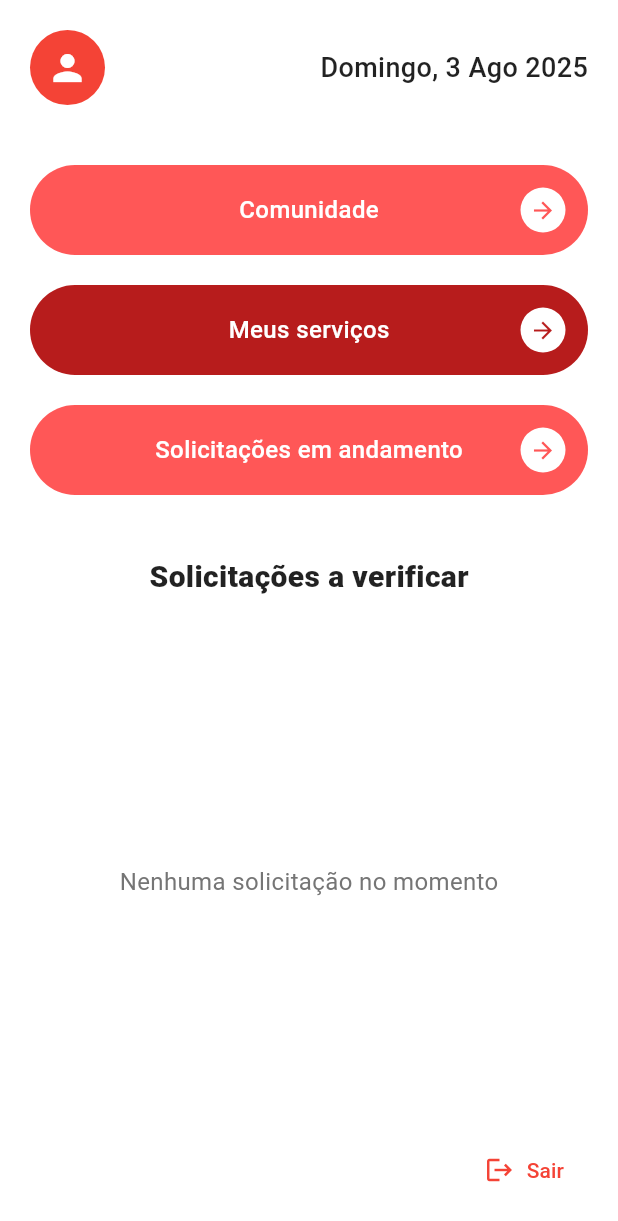
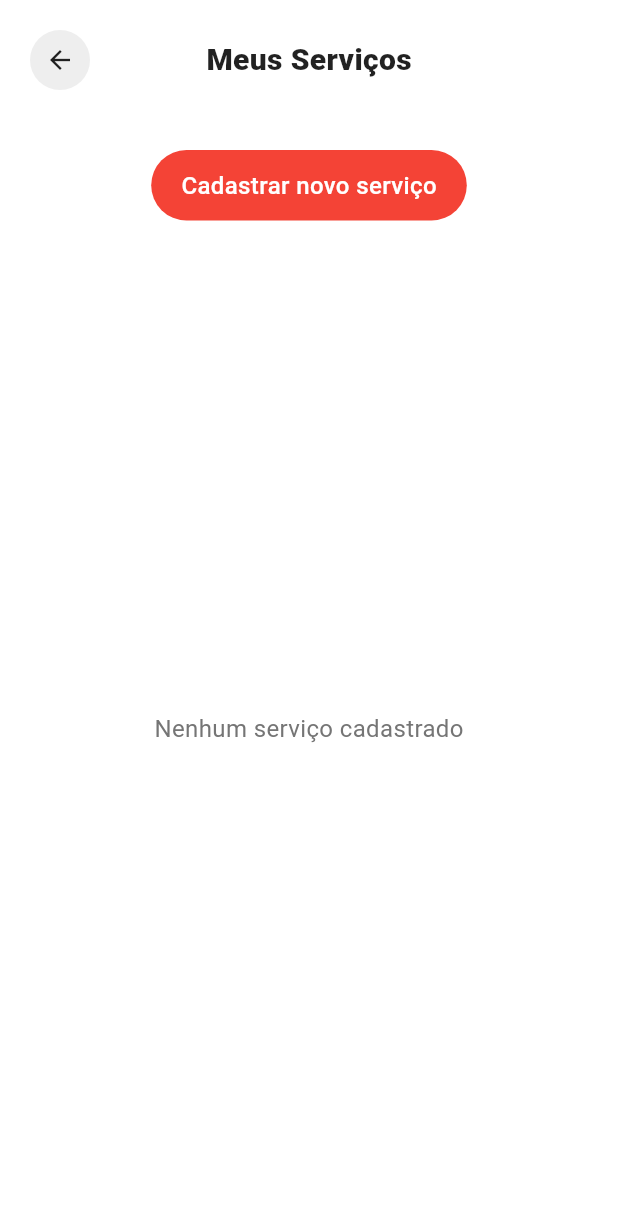
Before and after one commit to michelmanzatotebar/softworktcc, a Flutter app: the TelaPrincipalPrestador screen opened directly with empty values, after a tap on "Meus serviços", on a phone screen of 412 x 824 dp. Shown: the top 1221 px of the screen. Run offline on Flutter 3.47's test engine with Material 3 defaults, Android fonts, the phone set to English and light mode, and no system bars; our stand-ins replace firebase_auth, firebase_core, firebase_database, google_fonts, google_sign_in; accounts and stored records are empty.

Commit message:
Implementando logica de gerenciar serviços

```diff
--- a/softwork_tcc/lib/telas/tela_gerenciar_servicos.dart
+++ b/softwork_tcc/lib/telas/tela_gerenciar_servicos.dart
@@ -0,0 +1,114 @@
+import 'package:flutter/material.dart';
+
+class TelaGerenciarServicos extends StatefulWidget {
+  final String nomeUsuario;
+  final String cpfCnpj;
+
+  const TelaGerenciarServicos({
+    Key? key,
+    required this.nomeUsuario,
+    required this.cpfCnpj,
+  }) : super(key: key);
+
+  @override
+  _TelaGerenciarServicosState createState() => _TelaGerenciarServicosState();
+}
+
+class _TelaGerenciarServicosState extends State<TelaGerenciarServicos> {
+
+  @override
+  Widget build(BuildContext context) {
+    return Scaffold(
+      backgroundColor: Colors.white,
+      body: SafeArea(
+        child: Padding(
+          padding: EdgeInsets.all(20),
+          child: Column(
+            crossAxisAlignment: CrossAxisAlignment.start,
+            children: [
+              Row(
+                children: [
+                  // Botão de voltar
+                  GestureDetector(
+                    onTap: () {
+                      Navigator.pop(context);
+                    },
+                    child: Container(
+                      width: 40,
+                      height: 40,
+                      decoration: BoxDecoration(
+                        color: Colors.grey[200],
+                        shape: BoxShape.circle,
+                      ),
+                      child: Icon(
+                        Icons.arrow_back,
+                        color: Colors.black87,
+                        size: 20,
+                      ),
+                    ),
+                  ),
+
+                  Expanded(
+                    child: Center(
+                      child: Text(
+                        'Meus Serviços',
+                        style: TextStyle(
+                          fontSize: 20,
+                          fontWeight: FontWeight.w800,
+                          color: Colors.black87,
+                        ),
+                      ),
+                    ),
+                  ),
+
+                  SizedBox(width: 40),
+                ],
+              ),
+
+              SizedBox(height: 40),
+
+              Align(
+                alignment: Alignment.center,
+                child: GestureDetector(
+                  onTap: () {
+                    // TODO: Navegar para tela de cadastro de serviço
+                    print("Navegar para cadastrar novo serviço");
+                  },
+                  child: Container(
+                    padding: EdgeInsets.symmetric(horizontal: 20, vertical: 12),
+                    decoration: BoxDecoration(
+                      color: Colors.red,
+                      borderRadius: BorderRadius.circular(25),
+                    ),
+                    child: Text(
+                      'Cadastrar novo serviço',
+                      style: TextStyle(
+                        color: Colors.white,
+                        fontSize: 16,
+                        fontWeight: FontWeight.w500,
+                      ),
+                    ),
+                  ),
+                ),
+              ),
+
+              SizedBox(height: 20),
+
+              Expanded(
+                child: Center(
+                  child: Text(
+                    'Nenhum serviço cadastrado',
+                    style: TextStyle(
+                      fontSize: 16,
+                      color: Colors.grey[600],
+                    ),
+                  ),
+                ),
+              ),
+            ],
+          ),
+        ),
+      ),
+    );
+  }
+}
--- a/softwork_tcc/lib/telas/tela_principal_prestador.dart
+++ b/softwork_tcc/lib/telas/tela_principal_prestador.dart
@@ -2,6 +2,7 @@ import 'package:flutter/material.dart';
 import 'package:firebase_auth/firebase_auth.dart';
 import 'package:google_sign_in/google_sign_in.dart';
 import 'tela_login.dart';
+import 'tela_gerenciar_servicos.dart';
 
 class TelaPrincipalPrestador extends StatefulWidget {
   final String nomeUsuario;
@@ -39,9 +40,9 @@ class _TelaPrincipalPrestadorState extends State<TelaPrincipalPrestador> {
     final ano = agora.year;
 
     if (agora.weekday == 6 || agora.weekday == 7) {
-      return '$diaSemana, $dia $mes $ano';
+      return '$diaSemana, $dia de $mes $ano';
     } else {
-      return '$diaSemana Feira, $dia $mes $ano';
+      return '$diaSemana Feira, $dia de $mes $ano';
     }
   }
 
@@ -84,7 +85,6 @@ class _TelaPrincipalPrestadorState extends State<TelaPrincipalPrestador> {
           child: Column(
             crossAxisAlignment: CrossAxisAlignment.start,
             children: [
-              // Header com perfil e data
               Row(
                 children: [
                   GestureDetector(
@@ -125,10 +125,8 @@ class _TelaPrincipalPrestadorState extends State<TelaPrincipalPrestador> {
 
               SizedBox(height: 40),
 
-              // Botões principais
               Row(
                 children: [
-                  // Botão Comunidade
                   Expanded(
                     child: GestureDetector(
                       onTap: () {
@@ -143,7 +141,6 @@ class _TelaPrincipalPrestadorState extends State<TelaPrincipalPrestador> {
                         ),
                         child: Stack(
                           children: [
-                            // Texto centralizado
                             Center(
                               child: Text(
                                 'Comunidade',
@@ -154,7 +151,6 @@ class _TelaPrincipalPrestadorState extends State<TelaPrincipalPrestador> {
                                 ),
                               ),
                             ),
-                            // Seta no canto direito
                             Positioned(
                               right: 15,
                               top: 15,
@@ -182,14 +178,20 @@ class _TelaPrincipalPrestadorState extends State<TelaPrincipalPrestador> {
 
               SizedBox(height: 20),
 
-              // Botão Meus serviços
               Row(
                 children: [
                   Expanded(
                     child: GestureDetector(
                       onTap: () {
-                        // TODO: Navegar para tela de meus serviços
-                        print("Navegar para Meus Serviços");
+                        Navigator.push(
+                          context,
+                          MaterialPageRoute(
+                            builder: (context) => TelaGerenciarServicos(
+                              nomeUsuario: widget.nomeUsuario,
+                              cpfCnpj: widget.cpfCnpj,
+                            ),
+                          ),
+                        );
                       },
                       child: Container(
                         height: 60,
@@ -210,7 +212,6 @@ class _TelaPrincipalPrestadorState extends State<TelaPrincipalPrestador> {
                                 ),
                               ),
                             ),
-                            // Seta no canto direito
                             Positioned(
                               right: 15,
                               top: 15,
@@ -238,7 +239,6 @@ class _TelaPrincipalPrestadorState extends State<TelaPrincipalPrestador> {
 
               SizedBox(height: 20),
 
-              // Botão Solicitações em andamento
               Row(
                 children: [
                   Expanded(
@@ -255,7 +255,6 @@ class _TelaPrincipalPrestadorState extends State<TelaPrincipalPrestador> {
                         ),
                         child: Stack(
                           children: [
-                            // Texto centralizado
                             Center(
                               child: Text(
                                 'Solicitações em andamento',
@@ -266,7 +265,6 @@ class _TelaPrincipalPrestadorState extends State<TelaPrincipalPrestador> {
                                 ),
                               ),
                             ),
-                            // Seta no canto direito
                             Positioned(
                               right: 15,
                               top: 15,
@@ -294,7 +292,6 @@ class _TelaPrincipalPrestadorState extends State<TelaPrincipalPrestador> {
 
               SizedBox(height: 40),
 
-              // Seção de solicitações a verificar
               Align(
                 alignment: Alignment.center,
                 child: Text(
@@ -309,7 +306,6 @@ class _TelaPrincipalPrestadorState extends State<TelaPrincipalPrestador> {
 
               SizedBox(height: 20),
 
-              // Lista de solicitações (por enquanto vazia)
               Expanded(
                 child: Center(
                   child: Text(
@@ -322,7 +318,6 @@ class _TelaPrincipalPrestadorState extends State<TelaPrincipalPrestador> {
                 ),
               ),
 
-              // Botão de logout (mantido discreto no final)
               if (_isLoading)
                 Center(
                   child: CircularProgressIndicator(
```
